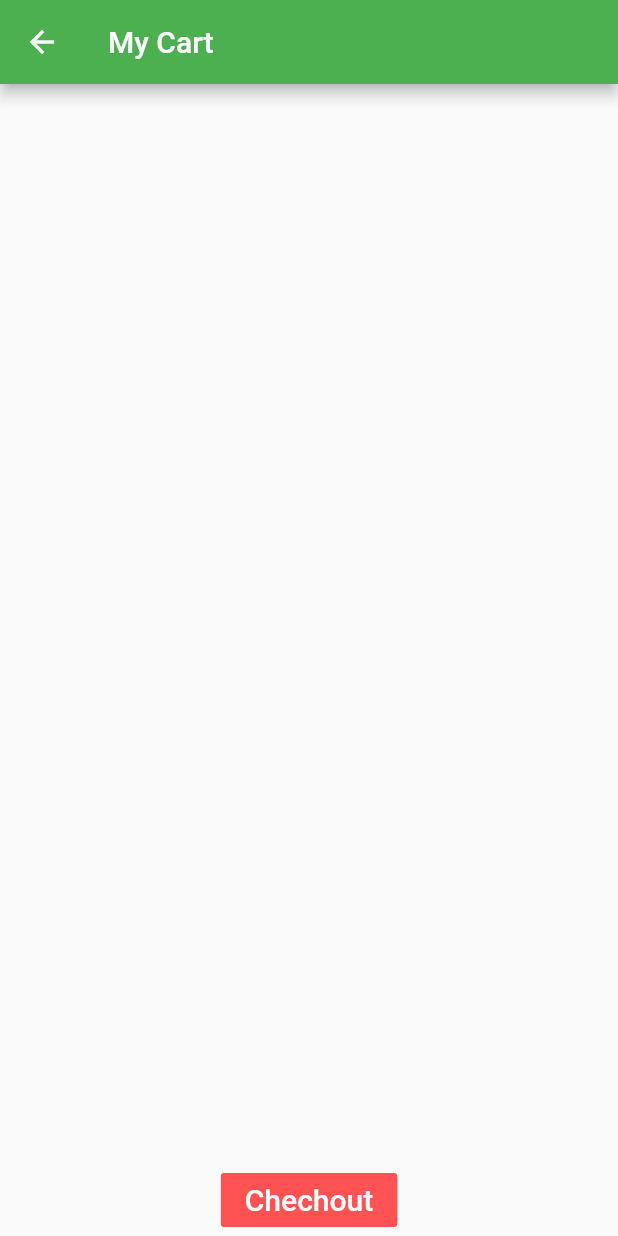
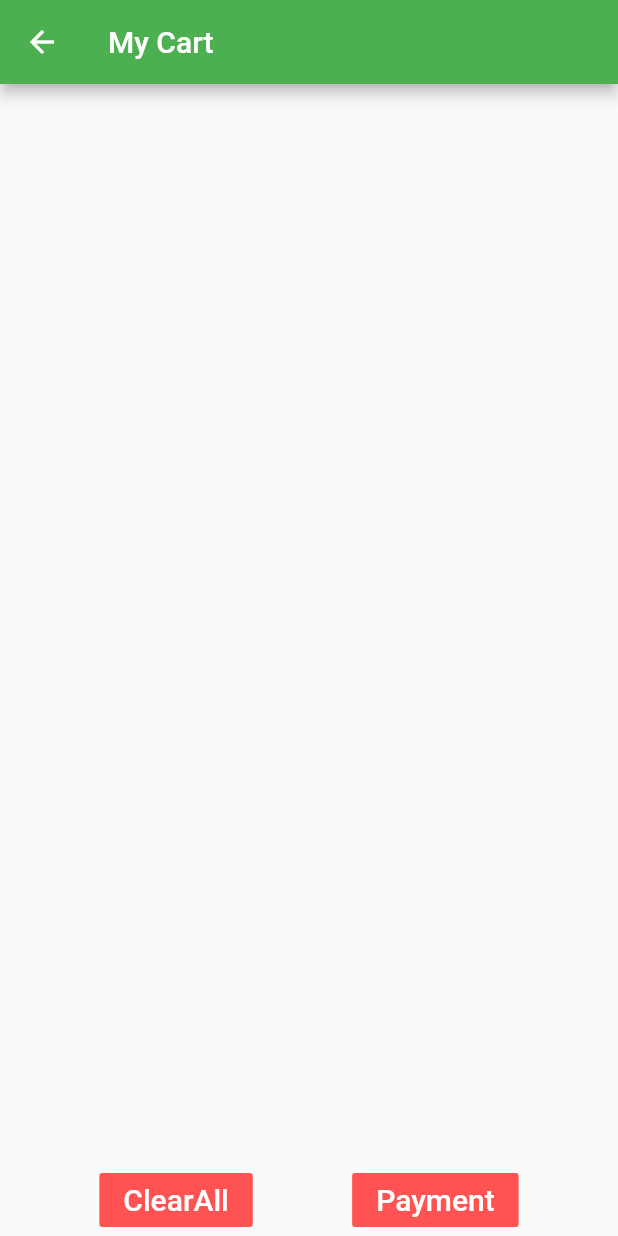
Before and after one commit to Manu-AdapptLimited/covid_shoping, a Flutter app: the CartScreen screen opened directly, on a phone screen of 412 x 824 dp. Run offline on Flutter 3.47's test engine with Material 2 defaults, Android fonts, the phone set to English and light mode, and no system bars.

Commit message:
clearbutton

```diff
--- a/lib/HomePage.dart
+++ b/lib/HomePage.dart
@@ -134,7 +134,9 @@ class _HomePageState extends State<HomePage> {
             Padding(
               padding: EdgeInsets.all(12.0),
               //shop body
-              child: Container(height: 400.0, child: ShopPage()),
+              child: Container(
+                // height: 400.0,
+                child: ShopPage()),
             ),
           ],
         ));
--- a/lib/Model/Cart.dart
+++ b/lib/Model/Cart.dart
@@ -72,4 +72,4 @@ class Cart with ChangeNotifier {
     _items = {};
     notifyListeners();
   }
-}
+  }
--- a/lib/ShopPage.dart
+++ b/lib/ShopPage.dart
@@ -20,6 +20,8 @@ class _ShopPageState extends State<ShopPage> {
   @override
   Widget build(BuildContext context) {
     return GridView.builder(
+      physics: ScrollPhysics(),
+      shrinkWrap:true,
         itemCount: shop_List.length,
         gridDelegate:
             SliverGridDelegateWithFixedCrossAxisCount(crossAxisCount: 1),
--- a/lib/cart_item.dart
+++ b/lib/cart_item.dart
@@ -49,7 +49,10 @@ class CartPdt extends StatelessWidget {
                       onPressed: () {
                         Provider.of<Cart>(context, listen: false)
                             .removeSingleItem(productid);
-                      }),
+
+                      },
+                      color:Colors.red
+                      ),
                 ],
               ),
             )),
--- a/lib/cart_screen.dart
+++ b/lib/cart_screen.dart
@@ -1,5 +1,7 @@
 import 'package:flutter/material.dart';
+import 'package:my_app/HomePage.dart';
 import 'package:my_app/Model/Cart.dart';
+// import 'package:my_app/ShopItem.dart';
 import 'package:my_app/cart_item.dart';
 import 'package:provider/provider.dart';
 
@@ -26,13 +28,29 @@ class CartScreen extends StatelessWidget {
                       cart.items.values.toList()[i].quantity,
                     )),
           ),
-          FlatButton(
-              color: Colors.redAccent,
-              onPressed: () {},
-              child: Text(
-                "Chechout",
-                style: TextStyle(fontSize: 20.0, color: Colors.white),
-              ))
+          Row(
+            mainAxisAlignment: MainAxisAlignment.spaceEvenly,
+            children: <Widget>[
+              FlatButton(
+                  color: Colors.redAccent,
+                  onPressed: () {
+                    cart.clear();
+                    Navigator.push(context,
+                        MaterialPageRoute(builder: (context) => HomePage()));
+                  },
+                  child: Text(
+                    "ClearAll",
+                    style: TextStyle(fontSize: 20.0, color: Colors.white),
+                  )),
+              FlatButton(
+                  color: Colors.redAccent,
+                  onPressed: () {},
+                  child: Text(
+                    "Payment",
+                    style: TextStyle(fontSize: 20.0, color: Colors.white),
+                  )),
+            ],
+          )
         ],
       ),
     );
```
